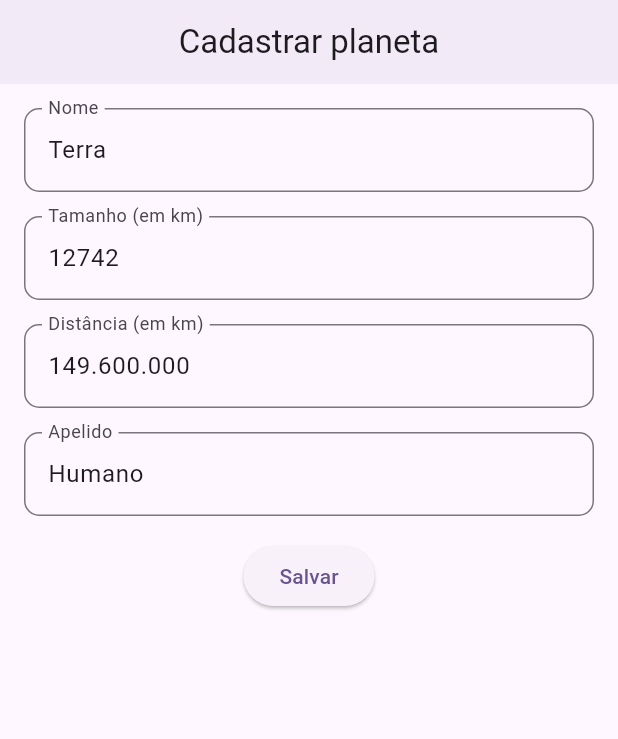
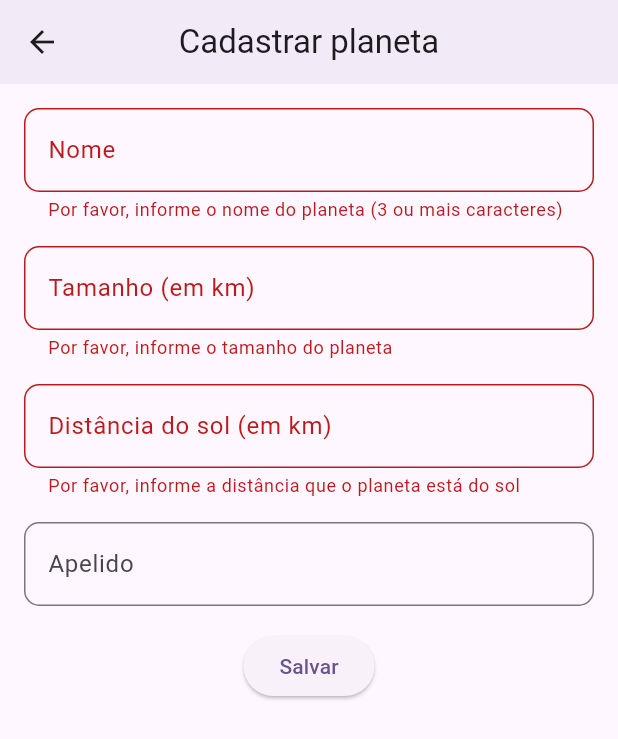
Before and after one commit to nalaurinhaa/app-planetas, a Flutter app: the TelaPlaneta screen opened directly, after a tap on "Salvar", on a phone screen of 412 x 824 dp. Shown: the top 739 px of the screen. Run offline on Flutter 3.47's test engine with Material 3 defaults, Android fonts, the phone set to English and light mode, and no system bars; our stand-ins replace sqflite; accounts and stored records are empty.

Commit message:
não aguento mais

```diff
--- /dev/null
+++ b/lib/controle/controle_planeta.dart
@@ -0,0 +1,45 @@
+import 'package:sqflite/sqflite.dart';
+import 'package:path/path.dart';
+
+import '../modelos/planeta.dart';
+
+class ControlePlaneta {
+  static Database? _bd;
+
+  static Future<Database> get bd async {
+    if (_bd != null) return _bd!;
+    _bd = await _initBD('planetas.bd');
+    return _bd!;
+  }
+
+  static Future<Database> _initBD(String localArquivo) async {
+    final caminhoBD = await getDatabasesPath();
+    final caminho = join(caminhoBD, localArquivo);
+    return await openDatabase(caminho, version: 1, onCreate: _criarBD);
+  }
+
+  static Future<void> _criarBD(Database db, int version) async {
+    const sql = '''
+    CREATE TABLE planetas (
+      id INTEGER PRIMARY KEY AUTOINCREMENT,
+      nome TEXT NOT NULL,
+      tamanho REAL NOT NULL,
+      distancia REAL NOT NULL,
+      apelido TEXT
+    )
+    ''';
+    await db.execute(sql);
+  }
+
+Future<List<Planeta>> lerPlanetas() async {
+  final db = await bd;
+  final resultado = await db.query('planetas');
+  return resultado.map((item) => Planeta.fromMap(item)).toList();
+}
+
+Future<int> inserirPlaneta(Planeta planeta) async {
+  final db = await bd;
+  return await db.insert('planetas', planeta.toMap());
+}
+
+}
--- a/lib/modelos/planeta.dart
+++ b/lib/modelos/planeta.dart
@@ -12,4 +12,31 @@ class Planeta {
     required this.distancia,
     this.apelido,
   });
+
+  Planeta.vazio()
+    :nome = '',
+    tamanho = 0.0,
+    distancia = 0.0,
+    apelido = '';
+
+factory Planeta.fromMap(Map<String, dynamic> map) {
+    return Planeta(
+      id: map['id'],
+      nome: map['nome'],
+      tamanho: map['tamanho'],
+      distancia: map['distancia'],
+      apelido: map['apelido'],
+    );
+  }
+
+
+
+    Map<String, dynamic> toMap() {
+    return {
+      'nome': nome,
+      'tamanho': tamanho,
+      'distancia': distancia,
+      'apelido': apelido,
+    };
+  }
 }
--- a/lib/telas/tela_planetas.dart
+++ b/lib/telas/tela_planetas.dart
@@ -1,4 +1,6 @@
 import 'package:flutter/material.dart';
+import 'package:myapp/controle/controle_planeta.dart';
+import '../modelos/planeta.dart';
 
 class TelaPlaneta extends StatefulWidget {
   const TelaPlaneta({super.key});
@@ -15,14 +17,9 @@ class _TelaPlanetaState extends State<TelaPlaneta> {
   final TextEditingController _distanciaController = TextEditingController();
   final TextEditingController _apelidoController = TextEditingController();
 
-  @override
-  void initState() {
-    _nameController.text = 'Terra';
-    _tamanhoController.text = '12742';
-    _distanciaController.text = '149.600.000';
-    _apelidoController.text = 'Humano';
-    super.initState();
-  }
+  final ControlePlaneta _controlePlaneta = ControlePlaneta();
+
+  final Planeta _planeta = Planeta.vazio();
 
   @override
   void dispose() {
@@ -31,6 +28,22 @@ class _TelaPlanetaState extends State<TelaPlaneta> {
     _distanciaController.dispose();
     _apelidoController.dispose();
     super.dispose();
+  }
+
+  Future<void> _inserirPlaneta() async {
+    await _controlePlaneta.inserirPlaneta(_planeta);
+  }
+
+  void _submitForm() {
+    if (_formKey.currentState!.validate()) {
+      // Dados validados com sucesso
+      _formKey.currentState!.save();
+      _inserirPlaneta();
+      ScaffoldMessenger.of(context).showSnackBar(
+        const SnackBar(content: Text('Dados do planeta salvos com sucesso!\n')),
+      );
+      Navigator.of(context).pop();
+    }
   }
 
   @override
@@ -56,11 +69,15 @@ class _TelaPlanetaState extends State<TelaPlaneta> {
                       borderRadius: BorderRadius.circular(10.0),
                     ),
                   ),
+                  autovalidateMode: AutovalidateMode.onUserInteraction,
                   validator: (value) {
-                    if (value == null || value.isEmpty) {
-                      return 'Por favor, o nome do planeta';
+                    if (value == null || value.isEmpty || value.length < 3) {
+                      return 'Por favor, informe o nome do planeta (3 ou mais caracteres)';
                     }
                     return null;
+                  },
+                  onSaved: (value) {
+                    _planeta.nome = value!;
                   },
                 ),
                 const SizedBox(height: 16.0),
@@ -72,16 +89,44 @@ class _TelaPlanetaState extends State<TelaPlaneta> {
                       borderRadius: BorderRadius.circular(10.0),
                     ),
                   ),
+                  keyboardType: TextInputType.number,
+                  autovalidateMode: AutovalidateMode.onUserInteraction,
+                  validator: (value) {
+                    if (value == null || value.isEmpty) {
+                      return 'Por favor, informe o tamanho do planeta';
+                    }
+                    if (double.tryParse(value) == null) {
+                      return 'Insira um valor numérico válido!';
+                    }
+                    return null;
+                  },
+                  onSaved: (value) {
+                    _planeta.tamanho = double.parse(value!);
+                  },
                 ),
                 const SizedBox(height: 16.0),
                 TextFormField(
                   controller: _distanciaController,
                   decoration: InputDecoration(
-                    labelText: 'Distância (em km)',
+                    labelText: 'Distância do sol (em km)',
                     border: OutlineInputBorder(
                       borderRadius: BorderRadius.circular(10.0),
                     ),
                   ),
+                  keyboardType: TextInputType.number,
+                  autovalidateMode: AutovalidateMode.onUserInteraction,
+                  validator: (value) {
+                    if (value == null || value.isEmpty) {
+                      return 'Por favor, informe a distância que o planeta está do sol';
+                    }
+                    if (double.tryParse(value) == null) {
+                      return 'Insira um valor numérico válido!';
+                    }
+                    return null;
+                  },
+                  onSaved: (value) {
+                    _planeta.distancia = double.parse(value!);
+                  },
                 ),
                 const SizedBox(height: 16.0),
                 TextFormField(
@@ -92,10 +137,13 @@ class _TelaPlanetaState extends State<TelaPlaneta> {
                       borderRadius: BorderRadius.circular(10.0),
                     ),
                   ),
+                  onSaved: (value) {
+                    _planeta.apelido = value;
+                  },
                 ),
                 const SizedBox(height: 16.0),
                 ElevatedButton(
-                  onPressed: () {}, // _submitForm,
+                  onPressed: _submitForm,
                   child: const Text('Salvar'),
                 ),
               ],
```
Also changed, not shown: lib/main.dart (+32 -25 lines), pubspec.yaml (+6 -34 lines), pubspec.lock.
